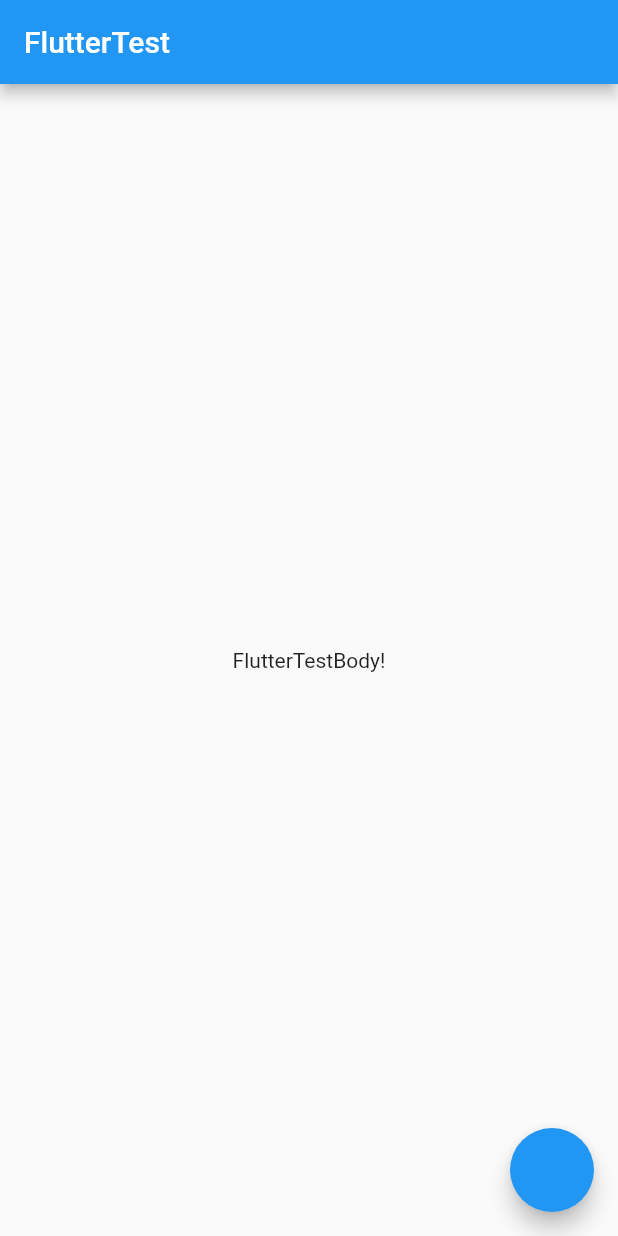
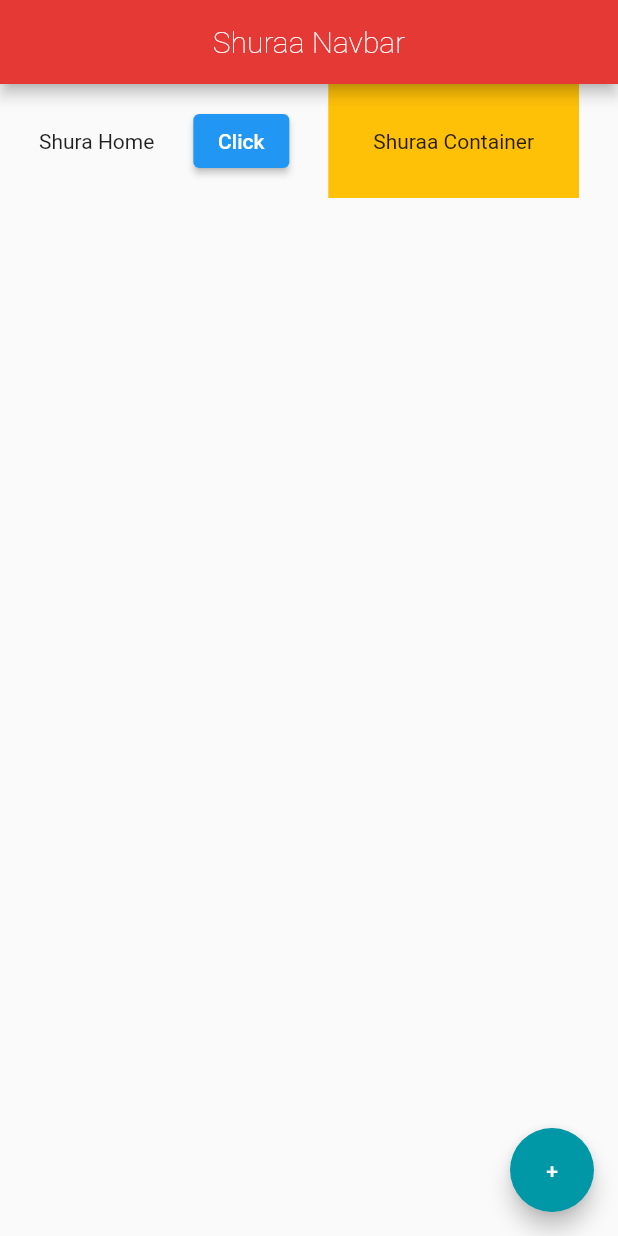
Before and after one commit to syedDayim/flutter_primer, a Flutter app: the screen it shows after launch, on a phone screen of 412 x 824 dp. Run offline on Flutter 3.47's test engine with Material 2 defaults, Android fonts, the phone set to English and light mode, and no system bars.

Commit message:
Clear till Vid 10

```diff
--- a/lib/main.dart
+++ b/lib/main.dart
@@ -1,14 +1,52 @@
 import "package:flutter/material.dart";
 
 void main() => runApp(MaterialApp(
-  home: Scaffold(
-    appBar: AppBar(
-      title: Text("FlutterTest"),
-    ),
-  body: Center(
-    child: Text("FlutterTestBody!"),
-  ),
-  floatingActionButton: FloatingActionButton(onPressed: () => {}, ),
-  )
-)
-);
+        home: const Home(),
+
+
+));
+
+
+
+class Home extends StatelessWidget {
+  const Home({super.key});
+
+  @override
+  Widget build(BuildContext context) {
+    return Scaffold(
+      appBar: AppBar(
+        title: const Text(
+          "Shuraa Navbar",
+          style: TextStyle(
+              color: Colors.white, fontSize: 20, fontWeight: FontWeight.w100),
+        ),
+        centerTitle: true,
+        backgroundColor: Colors.red[600],
+      ),
+      body: Row(
+        mainAxisAlignment: MainAxisAlignment.spaceEvenly,
+        crossAxisAlignment: CrossAxisAlignment.center,
+        children: [
+          Text("Shura Home"),
+          ElevatedButton(
+            onPressed: (){},
+            child: Text("Click"),
+
+          ),
+          Container(
+            color: Colors.amber,
+            padding: EdgeInsets.all(30.0),
+            child: Text("Shuraa Container"),
+          ),
+        ],
+      ),
+
+      floatingActionButton: FloatingActionButton(
+        onPressed: () => {},
+        child: Text("+"),
+        backgroundColor: Colors.cyan[700],
+      ),
+    );
+
+  }
+}
```
Also changed, not shown: pubspec.yaml (+7 -14 lines), assets/abdul.jpg (added), assets/hassan.jpg (added), flutter_01.png (added), fonts/IndieFlower-Regular.ttf (added).
